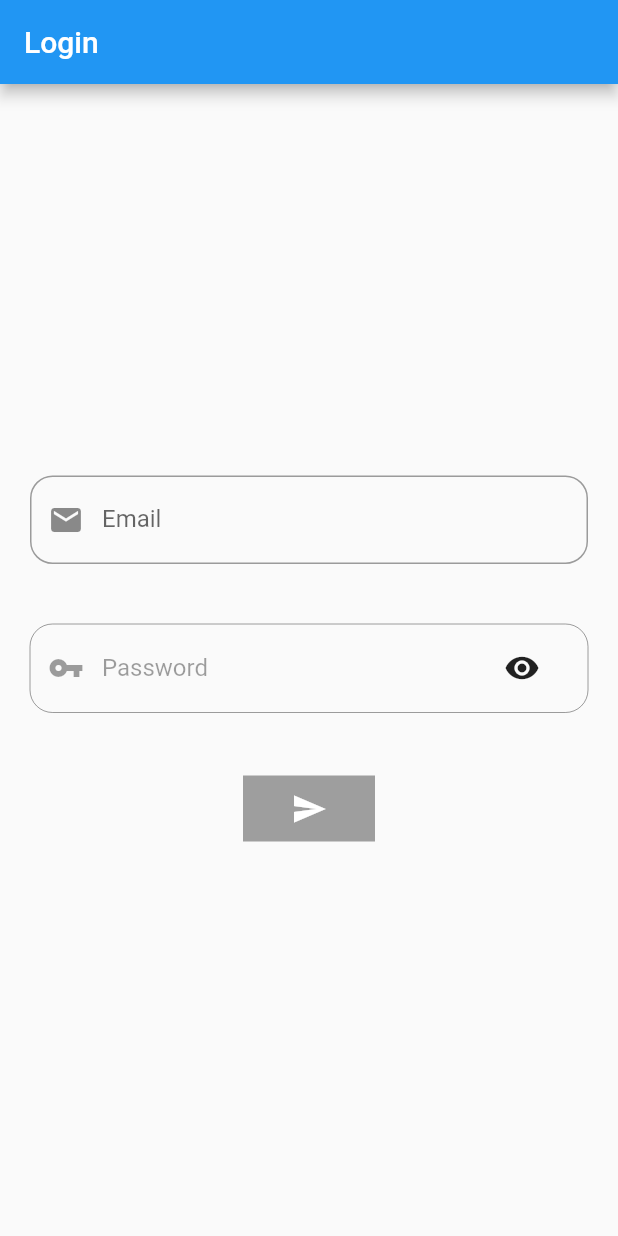
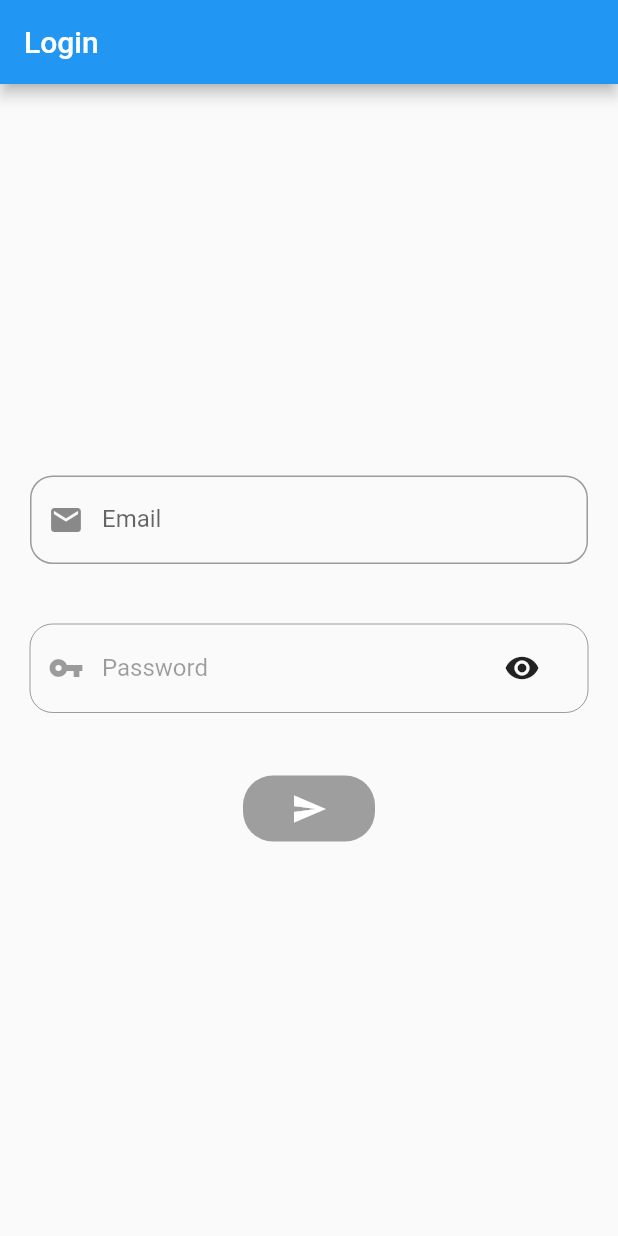
Before and after one commit to ramiro-di-rico/homemanagement_app, a Flutter app: the screen it shows after launch, on a phone screen of 412 x 824 dp. Run offline on Flutter 3.47's test engine with Material 2 defaults, Android fonts, the phone set to English and light mode, and no system bars; our stand-ins replace datetime_picker_formfield, fl_chart, flip_card, flutter_speed_dial, get_it, local_auth and 2 more; missing offline and left inert: encrypt, queries; accounts and stored records are empty.

Commit message:
add some radius to login button

```diff
--- a/home_management_app/lib/screens/authentication/login.dart
+++ b/home_management_app/lib/screens/authentication/login.dart
@@ -92,7 +92,9 @@ class _LoginScreenState extends State<LoginScreen> {
                     color: Colors.blueAccent,
                     disabledColor: Colors.grey,
                     padding: EdgeInsets.fromLTRB(20, 10, 20, 10),
-                    shape: RoundedRectangleBorder(),
+                    shape: RoundedRectangleBorder(
+                      borderRadius: BorderRadius.all(Radius.elliptical(20, 20))
+                    ),
                     child: Icon(Icons.send, color: Colors.white),
                     onPressed: buttonPressed,
                   ),
```
